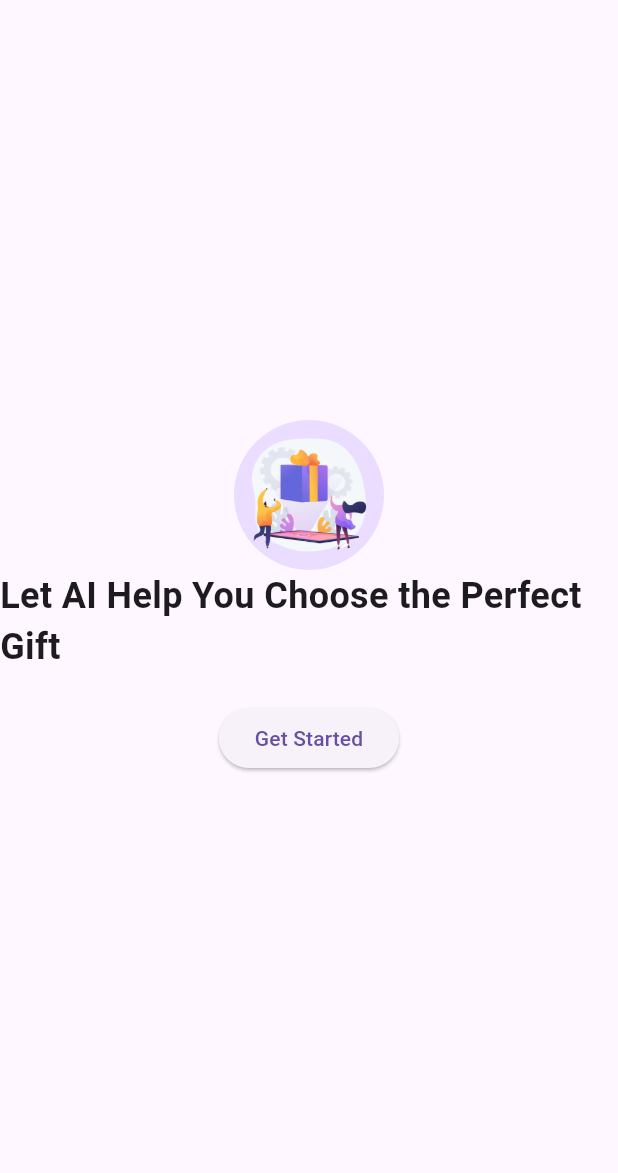
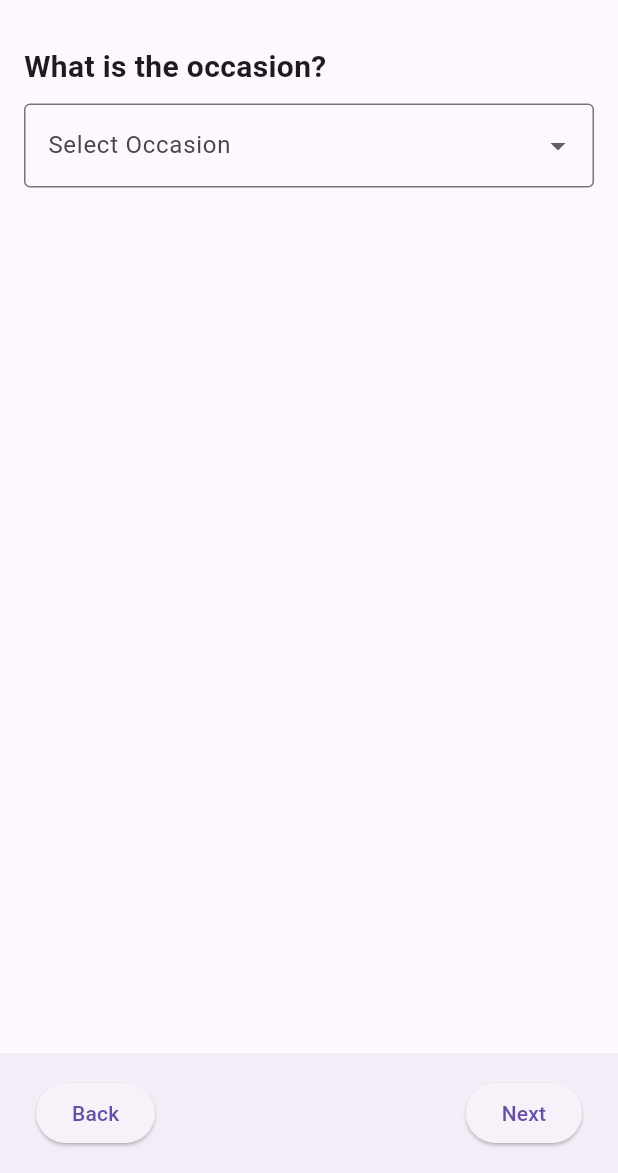
Before and after one commit to Yahia-Shwky-Sief/ai_recommend_gift, a Flutter app: the screen it shows after launch, after a tap on "Get Started", on a phone screen of 412 x 824 dp, the part 63-1236 px from its top. Run offline on Flutter 3.47's test engine with Material 3 defaults, Android fonts, the phone set to English and light mode, and no system bars; our stand-ins replace flutter_bloc, shared_preferences.

Commit message:
Refactor Home and GiftForm screens for improved navigation and UI elements

```diff
--- a/lib/core/services/theme_service.dart
+++ b/lib/core/services/theme_service.dart
@@ -1,5 +1,3 @@
-// core/services/theme_service.dart
-
 import 'package:shared_preferences/shared_preferences.dart';
 
 class ThemeService {
--- /dev/null
+++ b/lib/feature/gift_form/gift_form.dart
@@ -0,0 +1,99 @@
+import 'package:ai_recommend_gift/feature/theme/presention/theme_toggle.dart';
+import 'package:flutter/material.dart';
+
+class GiftForm extends StatelessWidget {
+  GiftForm({super.key});
+  final PageController pageController = PageController(initialPage: 0);
+  @override
+  Widget build(BuildContext context) {
+    return Scaffold(
+      appBar: AppBar(
+         title: const Text('AI Recommend Gift'),
+        actions: [ThemeToggle()],
+        automaticallyImplyLeading: false,
+      ),
+      body: PageView(
+        physics: const NeverScrollableScrollPhysics(),
+        controller: pageController,
+        children: [
+          // First Page
+          Padding(
+            padding: const EdgeInsets.all(16.0),
+            child: Column(
+              crossAxisAlignment: CrossAxisAlignment.start,
+              children: [
+                const Text('What is the occasion?', style: TextStyle(fontSize: 20, fontWeight: FontWeight.bold)),
+                const SizedBox(height: 10),
+                DropdownButtonFormField<String>(
+                  items: const [
+                    DropdownMenuItem(value: 'Birthday', child: Text('Birthday')),
+                    DropdownMenuItem(value: 'Anniversary', child: Text('Anniversary')),
+                    DropdownMenuItem(value: 'Graduation', child: Text('Graduation')),
+                    DropdownMenuItem(value: 'Holiday', child: Text('Holiday')),
+                  ],
+                  onChanged: (value) {},
+                  decoration: InputDecoration(
+                    border: OutlineInputBorder(),
+                    labelText: 'Select Occasion',
+                  ),
+                ),
+              ],
+            ),
+          ),
+          // Second Page
+          Padding(
+            padding: const EdgeInsets.all(16.0),
+            child: Column(
+              crossAxisAlignment: CrossAxisAlignment.start,
+              children: [
+                const Text('Who is the gift for?', style: TextStyle(fontSize: 20, fontWeight: FontWeight.bold)),
+                const SizedBox(height: 10),
+                TextField(
+                  decoration: InputDecoration(
+                    border: OutlineInputBorder(),
+                    labelText: 'Recipient Name',
+                  ),
+                ),
+              ],
+            ),
+          ),
+        ],
+      ),
+      bottomNavigationBar: BottomAppBar(
+        child: Row(
+          mainAxisAlignment: MainAxisAlignment.end,
+          children: [
+            Padding(padding: const EdgeInsets.all(8.0),
+              child: ElevatedButton(
+                onPressed: () {
+                  if (pageController.page! > 0) {
+                    pageController.previousPage(
+                      duration: const Duration(milliseconds: 300),
+                      curve: Curves.easeInOut,
+                    );
+                  } else {
+                    Navigator.pop(context);
+                  }
+                },
+                child: const Text('Back'),
+              ),
+            ),
+            Expanded(child: SizedBox()),
+            Padding(
+              padding: const EdgeInsets.all(8.0),
+              child: ElevatedButton(
+                onPressed: () {
+                  pageController.nextPage(
+                    duration: const Duration(milliseconds: 300),
+                    curve: Curves.easeInOut,
+                  );
+                },
+                child: const Text('Next'),
+              ),
+            ),
+          ],
+        ),
+      ),
+    );
+  }
+}
--- a/lib/feature/home/home.dart
+++ b/lib/feature/home/home.dart
@@ -1,3 +1,4 @@
+import 'package:ai_recommend_gift/feature/gift_form/gift_form.dart';
 import 'package:ai_recommend_gift/feature/theme/presention/theme_toggle.dart';
 import 'package:flutter/material.dart';
 
@@ -18,10 +19,7 @@ class Home extends StatelessWidget {
           mainAxisAlignment: MainAxisAlignment.center,
           crossAxisAlignment: CrossAxisAlignment.center,
           children: [
-            const CircleAvatar(
-              radius: 50,
-              backgroundImage: AssetImage('assets/images/download.png'),
-            ),
+            Image.asset('assets/images/download.png', width: 400, height: 400),
             const Text(
               'Let AI Help You Choose the Perfect Gift',
               style: TextStyle(fontSize: 24, fontWeight: FontWeight.bold),
@@ -29,7 +27,7 @@ class Home extends StatelessWidget {
             const SizedBox(height: 20),
             ElevatedButton(
               onPressed: () {
-                // Navigate to the next screen or perform an action
+                Navigator.push(context, MaterialPageRoute(builder: (context)=> GiftForm()));
               },
               child: const Text('Get Started'),
             ),
```
